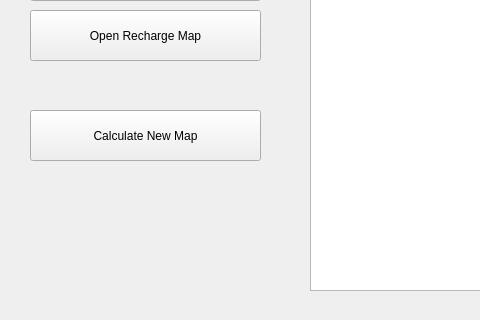
Old version of the form mainwindow.ui in the repository garretthooten/NitrateCalculatorGUI; both pictures show x 0 to 480 and y 280 to 600 of the 800 by 600 pixel window.
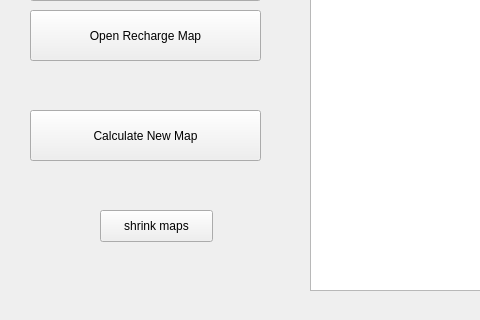
New version of the form.

Commit message: Shrink button for debugging

What changed in the file:
```diff
--- a/mainwindow.ui
+++ b/mainwindow.ui
@@ -159,6 +159,19 @@
      <string>Open Recharge Map</string>
     </property>
    </widget>
+   <widget class="QPushButton" name="shrinkButton">
+    <property name="geometry">
+     <rect>
+      <x>100</x>
+      <y>490</y>
+      <width>113</width>
+      <height>32</height>
+     </rect>
+    </property>
+    <property name="text">
+     <string>shrink maps</string>
+    </property>
+   </widget>
   </widget>
   <widget class="QStatusBar" name="statusbar"/>
  </widget>
```
The commit also changes 3 other files.
